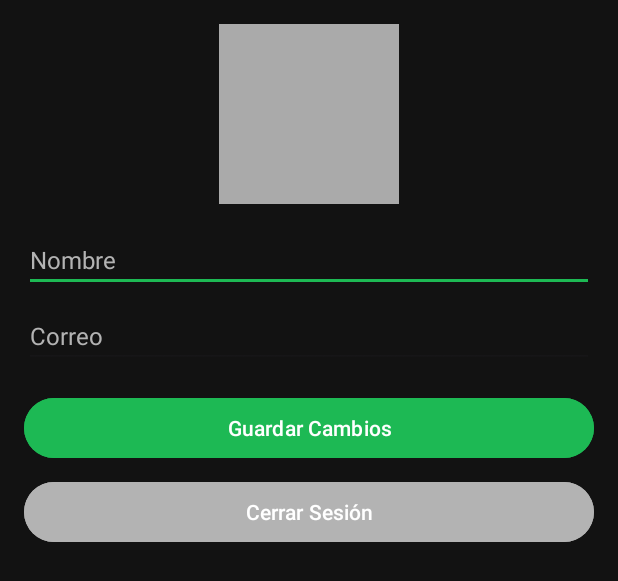
After one commit to rubens122/DAMTFG, an Android app: the layout fragment_perfil.xml on its own in the app's theme, with its tools: preview values and no code run, on a phone screen of 412 x 824 dp. The commit adds this screen. Shown: the top 581 px of the screen. Run offline under Robolectric (Android 15) with nearby library versions, the phone set to English and light mode, and no system bars.

Commit message:
PerfilFragment

```diff
--- a/DeezerProyecto/app/build.gradle.kts
+++ b/DeezerProyecto/app/build.gradle.kts
@@ -54,6 +54,7 @@ dependencies {
     implementation(libs.androidx.credentials)
     implementation(libs.androidx.credentials.play.services.auth)
     implementation(libs.googleid)
+    implementation (libs.firebase.storage.ktx)
     implementation(libs.firebase.database)
     testImplementation(libs.junit)
     androidTestImplementation(libs.androidx.junit)
--- a/DeezerProyecto/app/src/main/res/layout/fragment_editar_playlist.xml
+++ b/DeezerProyecto/app/src/main/res/layout/fragment_editar_playlist.xml
@@ -55,7 +55,7 @@
             android:id="@+id/switchPrivacidad"
             android:layout_width="match_parent"
             android:layout_height="wrap_content"
-            android:text="Privada"
+            android:text="Publica"
             android:textColor="@color/colorTexto"
             android:layout_marginBottom="16dp"/>
 
--- /dev/null
+++ b/DeezerProyecto/app/src/main/res/layout/fragment_perfil.xml
@@ -0,0 +1,57 @@
+<?xml version="1.0" encoding="utf-8"?>
+<LinearLayout
+    xmlns:android="http://schemas.android.com/apk/res/android"
+    android:layout_width="match_parent"
+    android:layout_height="match_parent"
+    android:orientation="vertical"
+    android:padding="16dp"
+    android:background="@color/colorFondo">
+
+    <ImageView
+        android:id="@+id/imagenUsuario"
+        android:layout_width="120dp"
+        android:layout_height="120dp"
+        android:layout_gravity="center"
+        android:layout_marginBottom="16dp"
+        android:scaleType="centerCrop"
+        android:background="@android:color/darker_gray"
+        android:clickable="true"
+        android:focusable="true"/>
+
+    <EditText
+        android:id="@+id/campoNombre"
+        android:layout_width="match_parent"
+        android:layout_height="wrap_content"
+        android:hint="Nombre"
+        android:textColor="@android:color/white"
+        android:textSize="16sp"
+        android:layout_marginBottom="8dp"/>
+
+    <EditText
+        android:id="@+id/campoCorreo"
+        android:layout_width="match_parent"
+        android:layout_height="wrap_content"
+        android:hint="Correo"
+        android:textColor="@android:color/white"
+        android:textSize="16sp"
+        android:layout_marginBottom="16dp"
+        android:enabled="false"/>
+
+    <Button
+        android:id="@+id/botonGuardar"
+        android:layout_width="match_parent"
+        android:layout_height="wrap_content"
+        android:text="Guardar Cambios"
+        android:backgroundTint="@color/colorVerdeSpotify"
+        android:textColor="@android:color/white"
+        android:layout_marginBottom="8dp"/>
+
+    <Button
+        android:id="@+id/botonCerrarSesion"
+        android:layout_width="match_parent"
+        android:layout_height="wrap_content"
+        android:text="Cerrar Sesión"
+        android:backgroundTint="@color/colorGris"
+        android:textColor="@android:color/white"/>
+
+</LinearLayout>
--- a/DeezerProyecto/gradle/libs.versions.toml
+++ b/DeezerProyecto/gradle/libs.versions.toml
@@ -1,5 +1,6 @@
 [versions]
 agp = "8.8.0"
+firebaseStorageKtx = "21.0.1"
 kotlin = "2.1.0"
 coreKtx = "1.16.0"
 junit = "4.13.2"
@@ -18,6 +19,7 @@ firebaseDatabase = "21.0.0"
 
 [libraries]
 androidx-core-ktx = { group = "androidx.core", name = "core-ktx", version.ref = "coreKtx" }
+firebase-storage-ktx = { module = "com.google.firebase:firebase-storage-ktx", version.ref = "firebaseStorageKtx" }
 junit = { group = "junit", name = "junit", version.ref = "junit" }
 androidx-junit = { group = "androidx.test.ext", name = "junit", version.ref = "junitVersion" }
 androidx-espresso-core = { group = "androidx.test.espresso", name = "espresso-core", version.ref = "espressoCore" }
```
Also changed, not shown: DeezerProyecto/app/src/main/java/com/example/deezerproyecto/fragments/HomeFragment.kt (+28 -16 lines), DeezerProyecto/app/src/main/java/com/example/deezerproyecto/fragments/PerfilFragment.kt (added, +139 -0 lines), DeezerProyecto/app/src/main/res/drawable/ic_user.xml (added, +10 -0 lines), DeezerProyecto/app/src/main/res/layout/fragment_home.xml (+33 -17 lines), DeezerProyecto/app/src/main/res/menu/menu_perfil.xml (added, +9 -0 lines).
